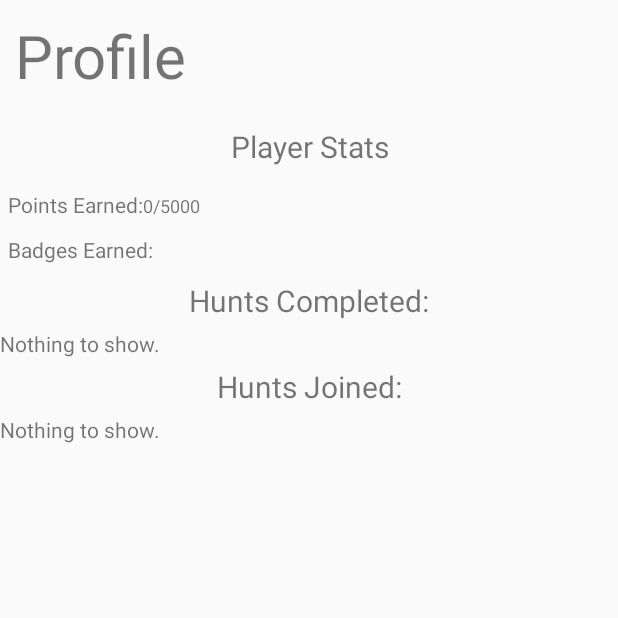
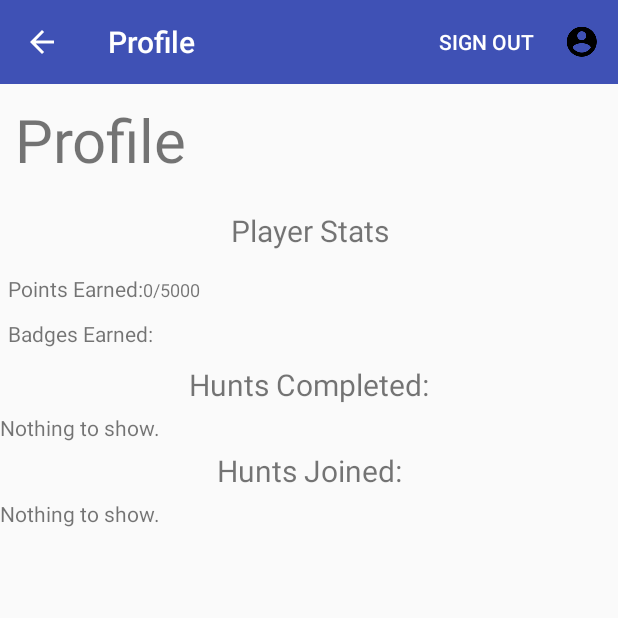
Before and after one commit to anirudh985/ScavengersWorld, an Android app: the ProfileActivity screen opened directly, with no data from a screen before it, on a phone screen of 412 x 824 dp, the top half of it. Run offline under Robolectric (Android 15) with nearby library versions, the phone set to English and light mode, and no system bars.

Commit message:
Changes to Profile to make it work correctly

```diff
--- a/app/build.gradle
+++ b/app/build.gradle
@@ -10,6 +10,7 @@ android {
         targetSdkVersion 23
         versionCode 1
         versionName "1.0"
+        multiDexEnabled true
     }
     buildTypes {
         release {
--- a/app/src/main/AndroidManifest.xml
+++ b/app/src/main/AndroidManifest.xml
@@ -22,7 +22,8 @@
     <uses-permission android:name="android.permission.INTERNET" />
 
     <!-- <application android:theme="@style/Theme.AppCompat.DayNight"> -->
-    <application android:theme="@style/AppTheme">
+    <application android:theme="@style/AppTheme"
+        android:name="android.support.multidex.MultiDexApplication">
         <activity android:name=".Activities.Login.LoginActivity">
             <intent-filter>
                 <action android:name="android.intent.action.MAIN" />
--- a/app/src/main/res/layout/activity_profile.xml
+++ b/app/src/main/res/layout/activity_profile.xml
@@ -3,6 +3,11 @@
                                               android:orientation="vertical"
                                               android:layout_width="match_parent"
                                               android:layout_height="match_parent">
+
+    <include
+        layout="@layout/toolbar"
+        android:layout_width="match_parent"
+        android:layout_height="wrap_content"/>
 
     <TextView
         android:layout_width="wrap_content"
--- a/gradle.properties
+++ b/gradle.properties
@@ -10,7 +10,7 @@
 # Specifies the JVM arguments used for the daemon process.
 # The setting is particularly useful for tweaking memory settings.
 # Default value: -Xmx10248m -XX:MaxPermSize=256m
-# org.gradle.jvmargs=-Xmx2048m -XX:MaxPermSize=512m -XX:+HeapDumpOnOutOfMemoryError -Dfile.encoding=UTF-8
+org.gradle.jvmargs=-Xmx2048m -XX:MaxPermSize=512m -XX:+HeapDumpOnOutOfMemoryError -Dfile.encoding=UTF-8
 
 # When configured, Gradle will run in incubating parallel mode.
 # This option should only be used with decoupled projects. More details, visit
```
